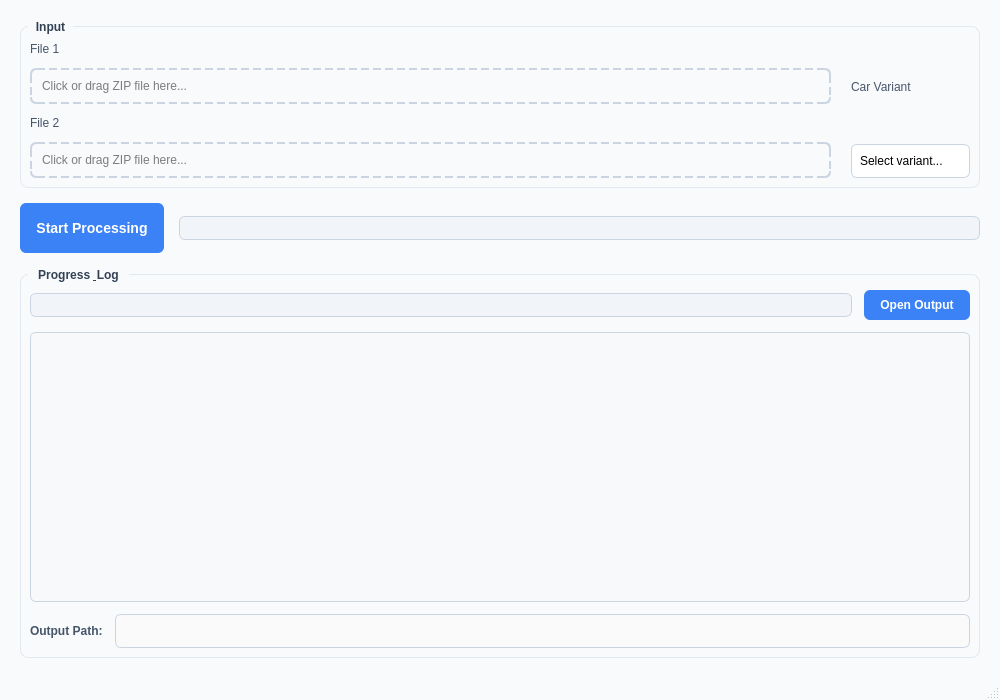
The window that src/ui/main_window.ui (TheMobilityHub/FlashMate) describes before a commit, drawn with Qt 5.
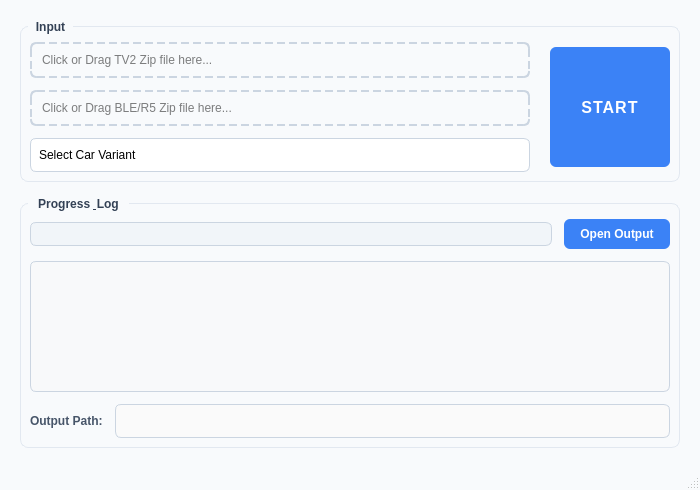
The same window after the commit.

Patch:
```diff
--- a/src/ui/main_window.ui
+++ b/src/ui/main_window.ui
@@ -6,8 +6,8 @@
    <rect>
     <x>0</x>
     <y>0</y>
-    <width>1000</width>
-    <height>700</height>
+    <width>700</width>
+    <height>490</height>
    </rect>
   </property>
   <property name="windowTitle">
@@ -140,105 +140,65 @@
           <number>12</number>
          </property>
          <item>
-          <widget class="QLabel" name="file1Label">
-           <property name="text">
-            <string>File 1</string>
+          <widget class="QLineEdit" name="TV2Path">
+           <property name="styleSheet">
+            <string>background-color: #f8fafc; border: 2px dashed #cbd5e1;</string>
            </property>
-          </widget>
-         </item>
-         <item>
-          <widget class="QLineEdit" name="file1Path">
            <property name="readOnly">
             <bool>true</bool>
            </property>
            <property name="placeholderText">
-            <string>Click or drag ZIP file here...</string>
+            <string>Click or Drag TV2 Zip file here...</string>
            </property>
-           <property name="styleSheet">
-            <string>background-color: #f8fafc; border: 2px dashed #cbd5e1; cursor: pointer;</string>
-           </property>
           </widget>
          </item>
          <item>
-          <widget class="QLabel" name="file2Label">
-           <property name="text">
-            <string>File 2</string>
+          <widget class="QLineEdit" name="BleR5Path">
+           <property name="styleSheet">
+            <string>background-color: #f8fafc; border: 2px dashed #cbd5e1;</string>
            </property>
-          </widget>
-         </item>
-         <item>
-          <widget class="QLineEdit" name="file2Path">
            <property name="readOnly">
             <bool>true</bool>
            </property>
            <property name="placeholderText">
-            <string>Click or drag ZIP file here...</string>
-           </property>
-           <property name="styleSheet">
-            <string>background-color: #f8fafc; border: 2px dashed #cbd5e1; cursor: pointer;</string>
-           </property>
-          </widget>
-         </item>
-        </layout>
-       </item>
-       <item>
-        <layout class="QVBoxLayout" name="variantSection">
-         <property name="spacing">
-          <number>12</number>
-         </property>
-         <item>
-          <widget class="QLabel" name="variantLabel">
-           <property name="text">
-            <string>Car Variant</string>
+            <string>Click or Drag BLE/R5 Zip file here...</string>
            </property>
           </widget>
          </item>
          <item>
           <widget class="QComboBox" name="carVariantCombo">
            <property name="placeholderText">
-            <string>Select variant...</string>
+            <string>Select Car Variant</string>
            </property>
           </widget>
          </item>
         </layout>
        </item>
+       <item>
+        <widget class="QPushButton" name="processButton">
+         <property name="minimumSize">
+          <size>
+           <width>120</width>
+           <height>120</height>
+          </size>
+         </property>
+         <property name="maximumSize">
+          <size>
+           <width>120</width>
+           <height>120</height>
+          </size>
+         </property>
+         <property name="styleSheet">
+          <string>font-size: 16px; font-weight: bold; background-color: #3b82f6; text-align: center; padding: 15px; line-height: 1.3; letter-spacing: 1px;</string>
+         </property>
+         <property name="text">
+          <string>START</string>
+         </property>
+        </widget>
+       </item>
       </layout>
      </widget>
     </item>
-    <item>
-     <layout class="QHBoxLayout" name="controlSection">
-      <property name="spacing">
-       <number>15</number>
-      </property>
-
-      <item>
-       <widget class="QPushButton" name="processButton">
-        <property name="minimumSize">
-         <size>
-          <width>0</width>
-          <height>50</height>
-         </size>
-        </property>
-        <property name="text">
-         <string>Start Processing</string>
-        </property>
-        <property name="styleSheet">
-         <string>font-size: 14px; background-color: #3b82f6;</string>
-        </property>
-       </widget>
-      </item>
-      <item>
-       <widget class="QProgressBar" name="progressBar">
-        <property name="textVisible">
-         <bool>true</bool>
-        </property>
-        <property name="format">
-         <string>%p%</string>
-        </property>
-       </widget>
-      </item>
-     </layout>
-    </item>
     <item>
      <widget class="QGroupBox" name="logGroup">
       <property name="title">
```
Left out of the diff: 40 changed lines with no effect on the pictures.
